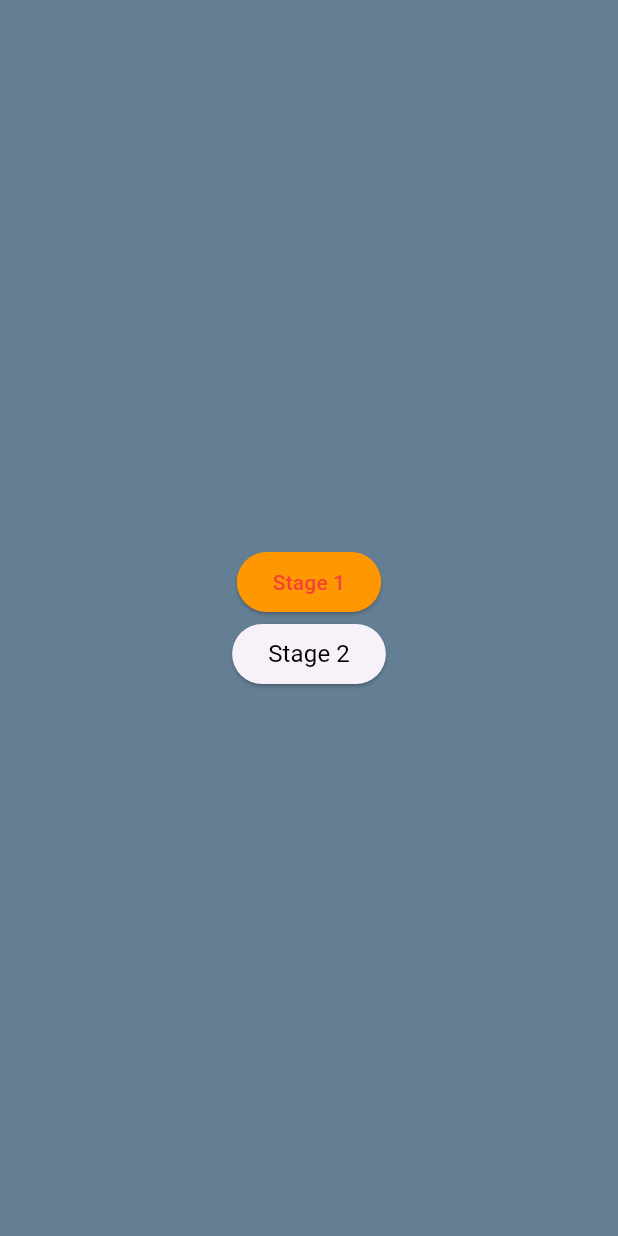
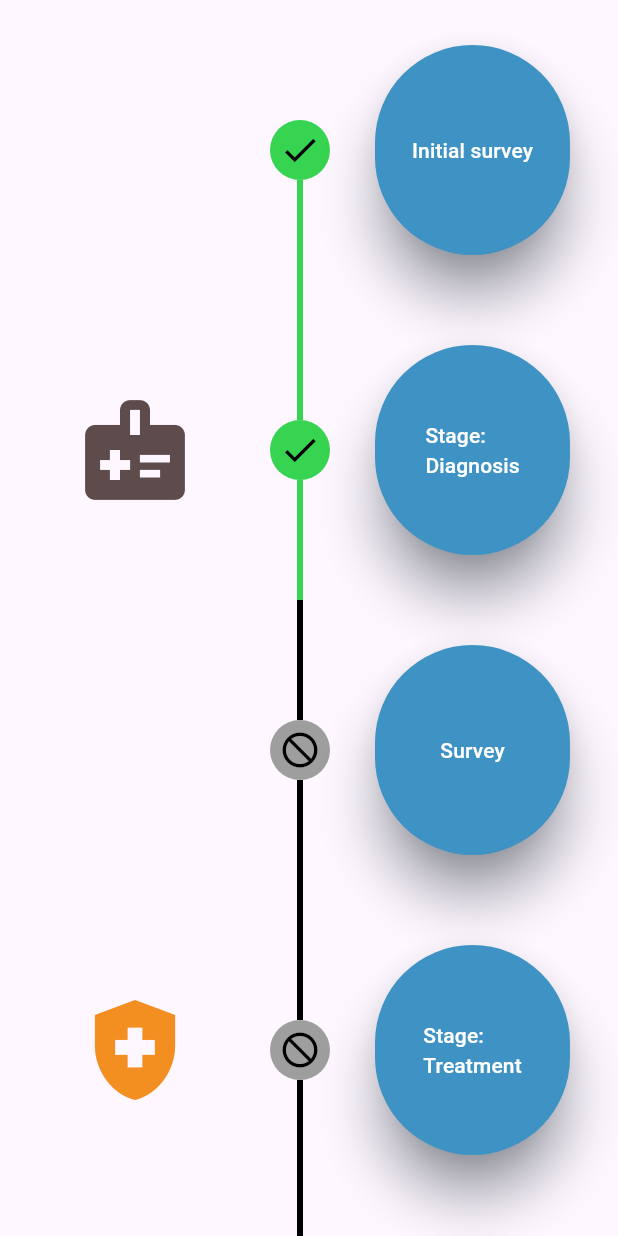
Before and after one commit to akshayam19/Cancer-Survivorship-Application-, a Flutter app: what roadmap() shows on an empty page, opened directly, on a phone screen of 412 x 824 dp. Run offline on Flutter 3.47's test engine with Material 3 defaults, Android fonts, the phone set to English and light mode, and no system bars; drawn by our look-alikes of timeline_tile; our stand-ins replace shared_preferences; accounts and stored records are empty.

Commit message:
Implemented the timeline of the roadmap page

```diff
--- a/lib/pages/mainPage.dart
+++ b/lib/pages/mainPage.dart
@@ -1,7 +1,7 @@
 import 'package:flutter/material.dart';
 import 'package:survivorship_care_plan_app/pages/survey.dart';
-import '../theme.dart'; // Import theme file
-import 'second_page.dart'; // Import second_page file
+import '/theme.dart';
+import 'package:survivorship_care_plan_app/roadmap_components/timeline_tile.dart';
 
 // Main page of app
 class MainPage extends StatefulWidget {
@@ -66,45 +66,92 @@ const _navBarItems = [
 
 // Roadmap page
 Widget roadmap(BuildContext context) {
-  return Container(
-    width: double.infinity, // max width of app
-    height: double.infinity, // max height of app
-    color: Color.fromARGB(255, 100, 126, 148),
-    child: Column(
-      mainAxisAlignment: MainAxisAlignment.center,
-      crossAxisAlignment: CrossAxisAlignment.center,
-      children: [
-        ElevatedButton(
-          style: ElevatedButton.styleFrom(
-            onPrimary: Colors.red,
-            primary: Colors.orange,
-          ),
-          onPressed: () {
-            // pushes a page on top of the current one
-            Navigator.of(context).push(
-              MaterialPageRoute(
-                builder: (BuildContext context) => const SecondPage(),
-              ),
-            );
-          },
-          child: Text("Stage 1"),
+  return ListView(
+    children: const [
+      // Survey tile
+      MyTimelineTile(
+        isFirst: true,
+        isLast: false,
+        isPast: true,
+        stage: "Initial survey",
+        icon: Icon(
+          Icons.check_box_outline_blank,
+          color: Colors.transparent, // make icon blank
+          size: 80,
         ),
-        ElevatedButton(
-          onPressed: () {
-            // pushes a page on top of the current one
-            Navigator.of(context).push(
-              MaterialPageRoute(
-                builder: (BuildContext context) => const SecondPage(),
-              ),
-            );
-          },
-          child: Text(
-            "Stage 2", // Use the defined variable
-            style: myTextStyle, // Use the defined text style
-          ),
-        )
-      ],
-    ),
+        nextPage: "survey",
+      ),
+
+      // Stage 1 tile
+      MyTimelineTile(
+        isFirst: false,
+        isLast: false,
+        isPast: true,
+        stage: "Stage:\nDiagnosis",
+        icon: Icon(
+          Icons.medical_information,
+          color: Color.fromARGB(255, 94, 75, 75),
+          size: 80,
+        ),
+        nextPage: "diagnosis",
+      ),
+
+      // Survey tile
+      MyTimelineTile(
+        isFirst: false,
+        isLast: false,
+        isPast: false,
+        stage: "Survey",
+        icon: Icon(
+          Icons.check_box_outline_blank,
+          color: Colors.transparent,
+          size: 80,
+        ),
+        nextPage: "survey",
+      ),
+
+      // Stage 2 tile
+      MyTimelineTile(
+        isFirst: false,
+        isLast: false,
+        isPast: false,
+        stage: "Stage:\nTreatment",
+        icon: Icon(
+          Icons.health_and_safety,
+          color: Color.fromARGB(255, 243, 142, 33),
+          size: 80,
+        ),
+        nextPage: "treatment",
+      ),
+
+      // Middle timeline
+      MyTimelineTile(
+        isFirst: false,
+        isLast: false,
+        isPast: false,
+        stage: "Survey",
+        icon: Icon(
+          Icons.check_box_outline_blank,
+          color: Colors.transparent,
+          size: 80,
+        ),
+        nextPage: "survey",
+      ),
+
+      // End timeline
+      MyTimelineTile(
+        isFirst: false,
+        isLast: true,
+        isPast: false,
+        stage: "Stage\nPost-treatment",
+        icon: Icon(
+          Icons.flag,
+          color: Color.fromARGB(255, 123, 130, 91),
+          size: 80,
+        ),
+        nextPage: "post-treatment",
+      ),
+    ],
   );
 }
 
--- /dev/null
+++ b/lib/roadmap_components/roadmap_pages/diagnosis_page.dart
@@ -0,0 +1,19 @@
+import 'package:flutter/material.dart';
+
+class DiagnosisPage extends StatefulWidget {
+  const DiagnosisPage({super.key});
+
+  @override
+  State<DiagnosisPage> createState() => _SecondPageState();
+}
+
+class _SecondPageState extends State<DiagnosisPage> {
+  @override
+  Widget build(BuildContext context) {
+    return Scaffold(
+      appBar: AppBar(
+        title: const Text("Diagnosis Page"),
+      ),
+    );
+  }
+}
--- /dev/null
+++ b/lib/roadmap_components/roadmap_pages/post_treatment_page.dart
@@ -0,0 +1,19 @@
+import 'package:flutter/material.dart';
+
+class PostTreatmentPage extends StatefulWidget {
+  const PostTreatmentPage({super.key});
+
+  @override
+  State<PostTreatmentPage> createState() => _SecondPageState();
+}
+
+class _SecondPageState extends State<PostTreatmentPage> {
+  @override
+  Widget build(BuildContext context) {
+    return Scaffold(
+      appBar: AppBar(
+        title: const Text("Post-Treatment Page"),
+      ),
+    );
+  }
+}
--- /dev/null
+++ b/lib/roadmap_components/roadmap_pages/treatment_page.dart
@@ -0,0 +1,19 @@
+import 'package:flutter/material.dart';
+
+class TreatmentPage extends StatefulWidget {
+  const TreatmentPage({super.key});
+
+  @override
+  State<TreatmentPage> createState() => _SecondPageState();
+}
+
+class _SecondPageState extends State<TreatmentPage> {
+  @override
+  Widget build(BuildContext context) {
+    return Scaffold(
+      appBar: AppBar(
+        title: const Text("Treatment Page"),
+      ),
+    );
+  }
+}
--- /dev/null
+++ b/lib/roadmap_components/stage_button.dart
@@ -0,0 +1,58 @@
+import 'package:flutter/material.dart';
+import 'package:survivorship_care_plan_app/roadmap_components/roadmap_pages/second_page.dart';
+import 'package:survivorship_care_plan_app/roadmap_components/roadmap_pages/diagnosis_page.dart';
+import 'package:survivorship_care_plan_app/roadmap_components/roadmap_pages/treatment_page.dart';
+import 'package:survivorship_care_plan_app/roadmap_components/roadmap_pages/post_treatment_page.dart';
+
+class StageCard extends StatelessWidget {
+  final String text; // Text on button
+  final String navigationPage; // Page to go on button press
+
+  const StageCard({
+    super.key,
+    required this.text,
+    required this.navigationPage,
+  });
+
+  @override
+  Widget build(BuildContext context) {
+    return Padding(
+      padding: const EdgeInsets.all(30),
+      child: SizedBox(
+        height: 80, // Height of the button
+        child: ElevatedButton(
+          // Style button
+          style: ElevatedButton.styleFrom(
+            elevation: 15, // Size of shadow
+            shadowColor: const Color.fromARGB(255, 70, 90, 106),
+            backgroundColor: const Color.fromARGB(255, 62, 146, 196),
+            foregroundColor: Colors.white, // text color
+          ),
+
+          child: Text(text), // Text on button
+
+          // On press takes to different page
+          onPressed: () {
+            Widget Function(BuildContext) builder;
+            if (navigationPage == "diagnosis") {
+              builder = (BuildContext context) => const DiagnosisPage();
+            } else if (navigationPage == "treatment") {
+              builder = (BuildContext context) => const TreatmentPage();
+            } else if (navigationPage == "post-treatment") {
+              builder = (BuildContext context) => const PostTreatmentPage();
+            } else {
+              builder = (BuildContext context) =>
+                  const SecondPage(); // TO DO: change to pop up survey
+            }
+            // Navigate to page based on navigationPage
+            Navigator.of(context).push(
+              MaterialPageRoute(
+                builder: builder,
+              ),
+            );
+          },
+        ),
+      ),
+    );
+  }
+}
--- /dev/null
+++ b/lib/roadmap_components/timeline_tile.dart
@@ -0,0 +1,65 @@
+import 'package:flutter/material.dart';
+import 'package:timeline_tile/timeline_tile.dart';
+import 'package:survivorship_care_plan_app/roadmap_components/stage_button.dart';
+
+class MyTimelineTile extends StatelessWidget {
+  final bool isFirst;
+  final bool isLast;
+  final bool isPast;
+  final String stage;
+  final Icon icon;
+  final String nextPage;
+  const MyTimelineTile({
+    super.key,
+    required this.isFirst,
+    required this.isLast,
+    required this.isPast,
+    required this.stage,
+    required this.icon,
+    required this.nextPage,
+  });
+
+  @override
+  Widget build(BuildContext context) {
+    return Center(
+      child: Row(
+        children: [
+          Padding(
+            padding: const EdgeInsets.all(50.0),
+            child: icon, // Icon left to timeline
+          ),
+          SizedBox(
+            width: 230, // Width of button
+            height: 200, // Gap between stages
+            child: TimelineTile(
+              isFirst: isFirst,
+              isLast: isLast,
+
+              // style lines
+              beforeLineStyle: LineStyle(
+                color: isPast
+                    ? const Color.fromARGB(255, 54, 212, 80)
+                    : Colors.black,
+              ),
+
+              // style icons
+              indicatorStyle: IndicatorStyle(
+                  width: 40,
+                  color: isPast
+                      ? const Color.fromARGB(255, 54, 212, 80)
+                      : Colors.grey,
+                  iconStyle: IconStyle(
+                      iconData: isPast ? Icons.check : Icons.not_interested)),
+
+              // stage card
+              endChild: StageCard(
+                text: stage,
+                navigationPage: nextPage,
+              ),
+            ),
+          ),
+        ],
+      ),
+    );
+  }
+}
```
Also changed, not shown: pubspec.yaml (+3 -4 lines), lib/roadmap_components/roadmap_pages/second_page.dart (renamed from lib/pages/second_page.dart), pubspec.lock, 9 other files.
